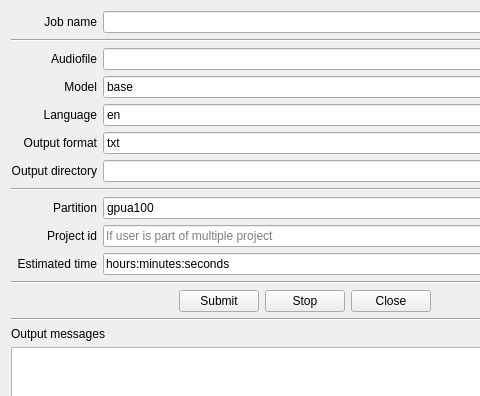
Old version of the form ui/job-submitter.ui in the repository lunarc/whisper-gui; both pictures show x 0 to 480 and y 0 to 396 of the 609 by 566 pixel window.
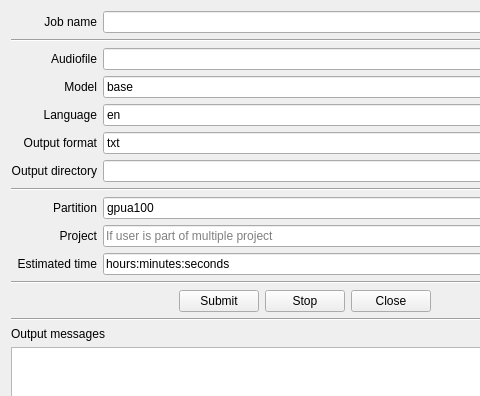
New version of the form. Icons and pictures are not drawn.

Commit message: Fixed tab order.

What changed in the file:
```diff
--- a/ui/job-submitter.ui
+++ b/ui/job-submitter.ui
@@ -291,7 +291,7 @@
      <item row="9" column="0">
       <widget class="QLabel" name="label_4">
        <property name="text">
-        <string>Project id</string>
+        <string>Project</string>
        </property>
        <property name="alignment">
         <set>Qt::AlignmentFlag::AlignRight|Qt::AlignmentFlag::AlignTrailing|Qt::AlignmentFlag::AlignVCenter</set>
```
Left out of the diff: 17 changed lines with no effect on the pictures.
